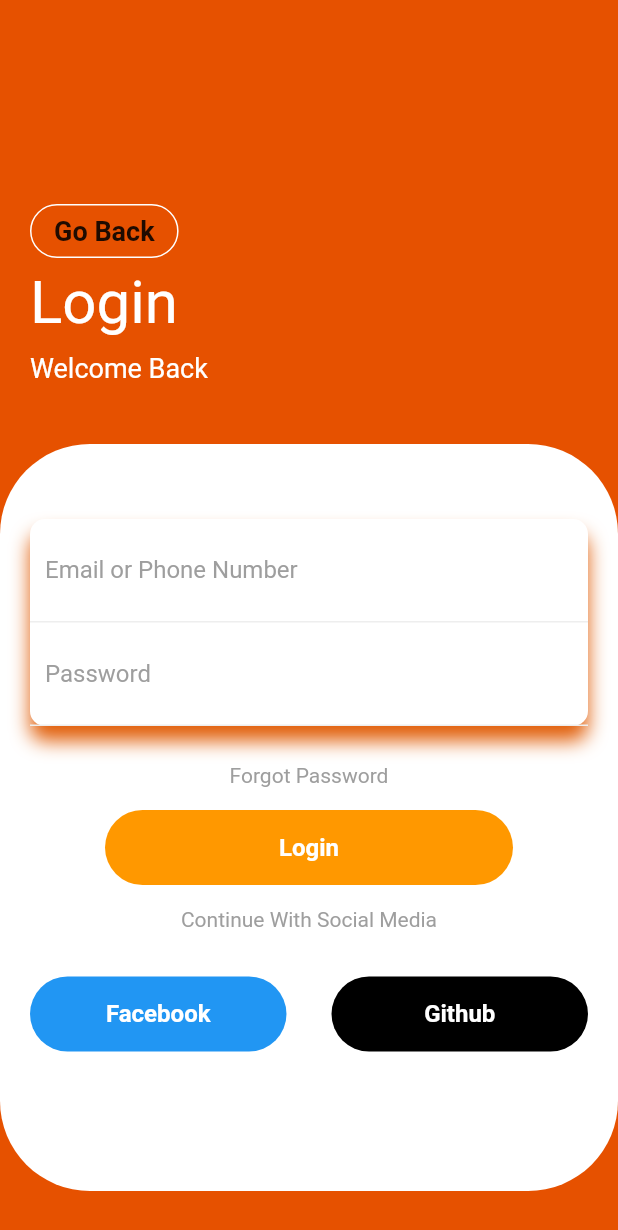
After one commit to shakeebkhan66/splach_screen, a Flutter app: the screen it shows after launch, after a tap on "First Screen", on a phone screen of 412 x 824 dp. The commit adds this screen. Shown: the top 1230 px of the screen. Run offline on Flutter 3.47's test engine with Material 2 defaults, Android fonts, the phone set to English and light mode, and no system bars.

Commit message:
Splash Screen timer time increase

```diff
--- /dev/null
+++ b/lib/firstScreen.dart
@@ -0,0 +1,226 @@
+import 'package:flutter/cupertino.dart';
+import 'package:flutter/material.dart';
+import 'package:flutter/rendering.dart';
+
+class firstScreen extends StatefulWidget {
+  @override
+  _firstScreenState createState() => _firstScreenState();
+}
+
+class _firstScreenState extends State<firstScreen> {
+  @override
+  Widget build(BuildContext context) {
+    return Scaffold(
+      body: Container(
+        width: double.infinity,
+        padding: EdgeInsets.symmetric(vertical: 30.0),
+        decoration: BoxDecoration(
+          gradient: LinearGradient(
+            begin: Alignment.topCenter,
+            colors: [
+              Colors.orange[900],
+              Colors.orange[900],
+              Colors.orange[900],
+            ],
+          ),
+        ),
+        child: Column(
+          crossAxisAlignment: CrossAxisAlignment.start,
+          children: <Widget>[
+            SizedBox(
+              height: 80.0,
+            ),
+            Padding(
+              padding: EdgeInsets.all(20.0),
+              child: Column(
+                crossAxisAlignment: CrossAxisAlignment.start,
+                children: <Widget>[
+                  MaterialButton(
+                    shape: RoundedRectangleBorder(
+                        borderRadius: BorderRadius.circular(18.0),
+                        side: BorderSide(color: Colors.white)),
+                    splashColor: Colors.lime,
+                    highlightColor: Colors.indigo,
+                    onPressed: () {
+                      Navigator.pop(context);
+                    },
+                    child: Text(
+                      'Go Back',
+                      style: TextStyle(
+                          fontSize: 18.0,
+                          fontWeight: FontWeight.bold,
+                          color: Colors.black87),
+                    ),
+                  ),
+                  Text(
+                    'Login',
+                    style: TextStyle(color: Colors.white, fontSize: 40.0),
+                  ),
+                  SizedBox(
+                    height: 10.0,
+                  ),
+                  Text(
+                    'Welcome Back',
+                    style: TextStyle(color: Colors.white, fontSize: 18.0),
+                  ),
+                ],
+              ),
+            ),
+            SizedBox(
+              height: 20.0,
+            ),
+            Expanded(
+              child: Container(
+                decoration: BoxDecoration(
+                    color: Colors.white,
+                    borderRadius: BorderRadius.only(
+                        topLeft: Radius.circular(60.0),
+                        topRight: Radius.circular(60.0),
+                        bottomLeft: Radius.circular(60.0),
+                        bottomRight: Radius.circular(60.0))),
+                child: Padding(
+                  padding: EdgeInsets.all(20.0),
+                  child: Column(
+                    children: <Widget>[
+                      SizedBox(
+                        height: 30.0,
+                      ),
+                      Container(
+                        decoration: BoxDecoration(
+                            color: Colors.white,
+                            borderRadius: BorderRadius.circular(10.0),
+                            boxShadow: [
+                              BoxShadow(
+                                color: Color.fromRGBO(225, 95, 10, 3),
+                                blurRadius: 10.0,
+                                offset: Offset(0, 10),
+                              )
+                            ]),
+                        child: Column(
+                          children: <Widget>[
+                            Container(
+                              padding: EdgeInsets.all(10.0),
+                              decoration: BoxDecoration(
+                                  border: Border(
+                                      bottom:
+                                          BorderSide(color: Colors.grey[200]))),
+                              child: TextField(
+                                decoration: InputDecoration(
+                                  hintText: "Email or Phone Number",
+                                  hintStyle: TextStyle(
+                                    color: Colors.grey,
+                                  ),
+                                  border: InputBorder.none,
+                                ),
+                              ),
+                            ),
+                            Container(
+                              padding: EdgeInsets.all(10.0),
+                              decoration: BoxDecoration(
+                                  border: Border(
+                                      bottom:
+                                          BorderSide(color: Colors.grey[200]))),
+                              child: TextField(
+                                decoration: InputDecoration(
+                                  hintText: "Password",
+                                  hintStyle: TextStyle(
+                                    color: Colors.grey,
+                                  ),
+                                  border: InputBorder.none,
+                                ),
+                              ),
+                            ),
+                          ],
+                        ),
+                      ),
+                      SizedBox(
+                        height: 25.0,
+                      ),
+                      Text(
+                        'Forgot Password',
+                        style: TextStyle(color: Colors.grey, fontSize: 14.0),
+                      ),
+                      SizedBox(
+                        height: 15.0,
+                      ),
+                      Container(
+                        height: 50.0,
+                        margin: EdgeInsets.symmetric(horizontal: 50.0),
+                        decoration: BoxDecoration(
+                          borderRadius: BorderRadius.circular(80.0),
+                          color: Colors.orange,
+                        ),
+                        child: Center(
+                          child: Text(
+                            'Login',
+                            style: TextStyle(
+                                color: Colors.white,
+                                fontSize: 16.0,
+                                fontWeight: FontWeight.bold),
+                          ),
+                        ),
+                      ),
+                      SizedBox(
+                        height: 15.0,
+                      ),
+                      Text(
+                        'Continue With Social Media',
+                        style: TextStyle(color: Colors.grey),
+                      ),
+                      SizedBox(
+                        height: 30.0,
+                      ),
+                      Row(
+                        children: <Widget>[
+                          Expanded(
+                            child: Container(
+                              height: 50.0,
+                              decoration: BoxDecoration(
+                                borderRadius: BorderRadius.circular(80.0),
+                                color: Colors.blue,
+                              ),
+                              child: Center(
+                                child: Text(
+                                  'Facebook',
+                                  style: TextStyle(
+                                      color: Colors.white,
+                                      fontSize: 16.0,
+                                      fontWeight: FontWeight.bold),
+                                ),
+                              ),
+                            ),
+                          ),
+                          SizedBox(
+                            width: 30.0,
+                          ),
+                          Expanded(
+                            child: Container(
+                              height: 50.0,
+                              decoration: BoxDecoration(
+                                borderRadius: BorderRadius.circular(80.0),
+                                color: Colors.black,
+                              ),
+                              child: Center(
+                                child: Text(
+                                  'Github',
+                                  style: TextStyle(
+                                      color: Colors.white,
+                                      fontSize: 16.0,
+                                      fontWeight: FontWeight.bold),
+                                ),
+                              ),
+                            ),
+                          ),
+                        ],
+                      )
+                    ],
+                  ),
+                ),
+              ),
+            ),
+          ],
+        ),
+      ),
+    );
+  }
+}
--- a/lib/main.dart
+++ b/lib/main.dart
@@ -1,6 +1,7 @@
 import 'package:flutter/material.dart';
 import 'package:flutter/rendering.dart';
 import 'dart:async';
+import 'firstScreen.dart';
 
 void main() {
   runApp(MyApp());
@@ -13,6 +14,9 @@ class MyApp extends StatelessWidget {
       theme: ThemeData(primaryColor: Colors.indigo),
       title: 'Splash Screen Application',
       home: HomePage(),
+      routes: {
+        '/sk': (context) => firstScreen(),
+      },
     );
   }
 }
@@ -27,11 +31,14 @@ class _HomePageState extends State<HomePage> {
   void initState() {
     super.initState();
     debugPrint('Started the Splash Screen');
-    Timer(Duration(seconds: 4), Finished);
+    Timer(Duration(seconds: 20), Finished);
   }
 
   void Finished() {
-    debugPrint("Finished......!");
+    Navigator.pushReplacement(
+      context,
+      MaterialPageRoute(builder: (context) => firstScreen()),
+    );
   }
 
   @override
@@ -68,6 +75,34 @@ class _HomePageState extends State<HomePage> {
               ],
             ),
           ),
+          SizedBox(
+            height: 10.0,
+          ),
+          MaterialButton(
+            shape: RoundedRectangleBorder(
+                borderRadius: BorderRadius.circular(18.0),
+                side: BorderSide(color: Colors.red)),
+            splashColor: Colors.lime,
+            highlightColor: Colors.indigo,
+            onPressed: () {
+              Navigator.pushNamed(context, '/sk');
+              // Navigator.push(
+              //   context,
+              //   MaterialPageRoute(
+              //     builder: (context) => firstScreen(),
+              //   ),
+              // );
+            },
+            padding: EdgeInsets.symmetric(horizontal: 25.0, vertical: 10.0),
+            color: Colors.red,
+            textColor: Colors.white,
+            child: Text(
+              'First Screen',
+              style: TextStyle(
+                fontSize: 20.0,
+              ),
+            ),
+          ),
         ],
       ),
     );
```
